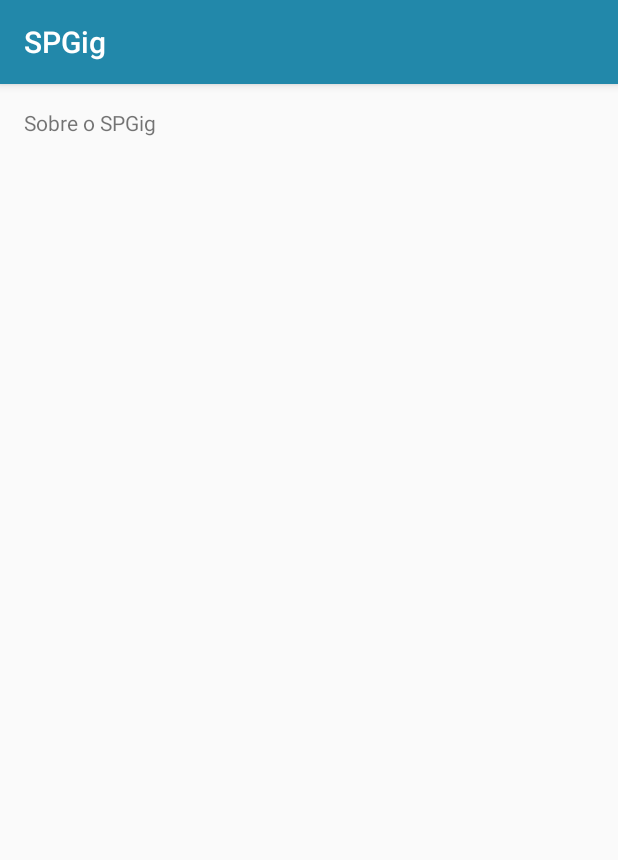
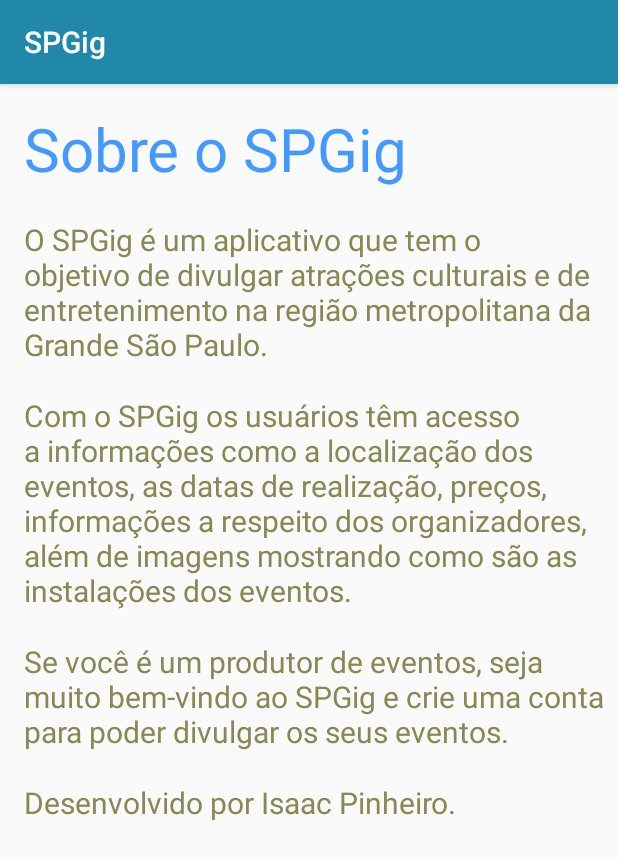
Before and after one commit to isaacpinheiro/SPGig, an Android app: the SobreActivity screen opened directly, with no data from a screen before it, on a phone screen of 412 x 824 dp. Shown: the top 860 px of the screen. Run offline under Robolectric (Android 15) with nearby library versions, the phone set to English and light mode, and no system bars.

Commit message:
Implementando a SobreActivity.

```diff
--- a/app/src/main/res/layout/activity_sobre.xml
+++ b/app/src/main/res/layout/activity_sobre.xml
@@ -1,10 +1,79 @@
 <?xml version="1.0" encoding="utf-8"?>
-<androidx.constraintlayout.widget.ConstraintLayout xmlns:android="http://schemas.android.com/apk/res/android"
+<ScrollView  xmlns:android="http://schemas.android.com/apk/res/android"
     xmlns:app="http://schemas.android.com/apk/res-auto"
     xmlns:tools="http://schemas.android.com/tools"
     android:layout_width="match_parent"
+    android:layout_height="match_parent">
+    <androidx.constraintlayout.widget.ConstraintLayout
+        android:layout_width="match_parent"
         android:layout_height="match_parent"
         tools:context=".SobreActivity">
+
+        <TextView
+            android:id="@+id/sobre_titulo_tview"
+            android:layout_width="wrap_content"
+            android:layout_height="wrap_content"
+            android:layout_marginStart="16dp"
+            android:layout_marginLeft="16dp"
+            android:layout_marginTop="16dp"
+            android:text="@string/main_menu_sobre"
+            android:textSize="40sp"
+            android:textColor="@color/cor_titulo"
+            app:layout_constraintStart_toStartOf="parent"
+            app:layout_constraintTop_toTopOf="parent" />
+
+        <TextView
+            android:id="@+id/sobre_texto_tview"
+            android:layout_width="match_parent"
+            android:layout_height="wrap_content"
+            android:layout_marginStart="16dp"
+            android:layout_marginLeft="16dp"
+            android:layout_marginTop="20dp"
+            android:text="@string/sobre_texto_tview"
+            android:textSize="20sp"
+            android:textColor="@color/cor_texto"
+            app:layout_constraintStart_toStartOf="parent"
+            app:layout_constraintTop_toBottomOf="@+id/sobre_titulo_tview" />
+
+        <TextView
+            android:id="@+id/sobre_texto_tview2"
+            android:layout_width="match_parent"
+            android:layout_height="wrap_content"
+            android:layout_marginStart="16dp"
+            android:layout_marginLeft="16dp"
+            android:layout_marginTop="20dp"
+            android:text="@string/sobre_texto_tview2"
+            android:textSize="20sp"
+            android:textColor="@color/cor_texto"
+            app:layout_constraintStart_toStartOf="parent"
+            app:layout_constraintTop_toBottomOf="@+id/sobre_texto_tview" />
+
+        <TextView
+            android:id="@+id/sobre_texto_tview3"
+            android:layout_width="match_parent"
+            android:layout_height="wrap_content"
+            android:layout_marginStart="16dp"
+            android:layout_marginLeft="16dp"
+            android:layout_marginTop="20dp"
+            android:text="@string/sobre_texto_tview3"
+            android:textSize="20sp"
+            android:textColor="@color/cor_texto"
+            app:layout_constraintStart_toStartOf="parent"
+            app:layout_constraintTop_toBottomOf="@+id/sobre_texto_tview2" />
+
+        <TextView
+            android:id="@+id/sobre_texto_tview4"
+            android:layout_width="match_parent"
+            android:layout_height="wrap_content"
+            android:layout_marginStart="16dp"
+            android:layout_marginLeft="16dp"
+            android:layout_marginTop="20dp"
+            android:layout_marginBottom="20dp"
+            android:text="@string/sobre_texto_tview4"
+            android:textSize="20sp"
+            android:textColor="@color/cor_texto"
+            app:layout_constraintStart_toStartOf="parent"
+            app:layout_constraintTop_toBottomOf="@+id/sobre_texto_tview3" />
 
         <TextView
             android:id="@+id/textView2"
@@ -12,8 +81,8 @@
             android:layout_height="wrap_content"
             android:layout_marginStart="16dp"
             android:layout_marginLeft="16dp"
-        android:layout_marginTop="16dp"
-        android:text="Sobre o SPGig"
+            android:layout_marginTop="28dp"
             app:layout_constraintStart_toStartOf="parent"
-        app:layout_constraintTop_toTopOf="parent" />
+            app:layout_constraintTop_toBottomOf="@+id/sobre_texto_tview4" />
     </androidx.constraintlayout.widget.ConstraintLayout>
+</ScrollView>
--- a/app/src/main/res/values/colors.xml
+++ b/app/src/main/res/values/colors.xml
@@ -1,6 +1,11 @@
 <?xml version="1.0" encoding="utf-8"?>
 <resources>
+
     <color name="colorPrimary">#2288AA</color>
     <color name="colorPrimaryDark">#226688  </color>
     <color name="colorAccent">#D81B60</color>
+
+    <color name="cor_titulo">#4499ff</color>
+    <color name="cor_texto">#888855</color>
+
 </resources>
--- a/app/src/main/res/values/strings.xml
+++ b/app/src/main/res/values/strings.xml
@@ -1,6 +1,28 @@
 <resources>
+
     <string name="app_name">SPGig</string>
     <string name="main_menu_sobre">Sobre o SPGig</string>
     <string name="main_menu_ajuda">Ajuda</string>
     <string name="main_menu_area_produtor">Área do Produtor</string>
+
+    <string name="sobre_texto_tview">
+        O SPGig é um aplicativo que tem o objetivo de divulgar atrações culturais e de entretenimento na
+        região metropolitana da Grande São Paulo.
+    </string>
+
+    <string name="sobre_texto_tview2">
+        Com o SPGig os usuários têm acesso a informações como a localização dos eventos, as datas de
+        realização, preços, informações a respeito dos organizadores, além de imagens mostrando como
+        são as instalações dos eventos.
+    </string>
+
+    <string name="sobre_texto_tview3">
+        Se você é um produtor de eventos, seja muito bem-vindo ao SPGig e crie uma conta para poder divulgar
+        os seus eventos.
+    </string>
+
+    <string name="sobre_texto_tview4">
+        Desenvolvido por Isaac Pinheiro.
+    </string>
+
 </resources>
```
Lines whose indentation alone changed are shown as unchanged.
